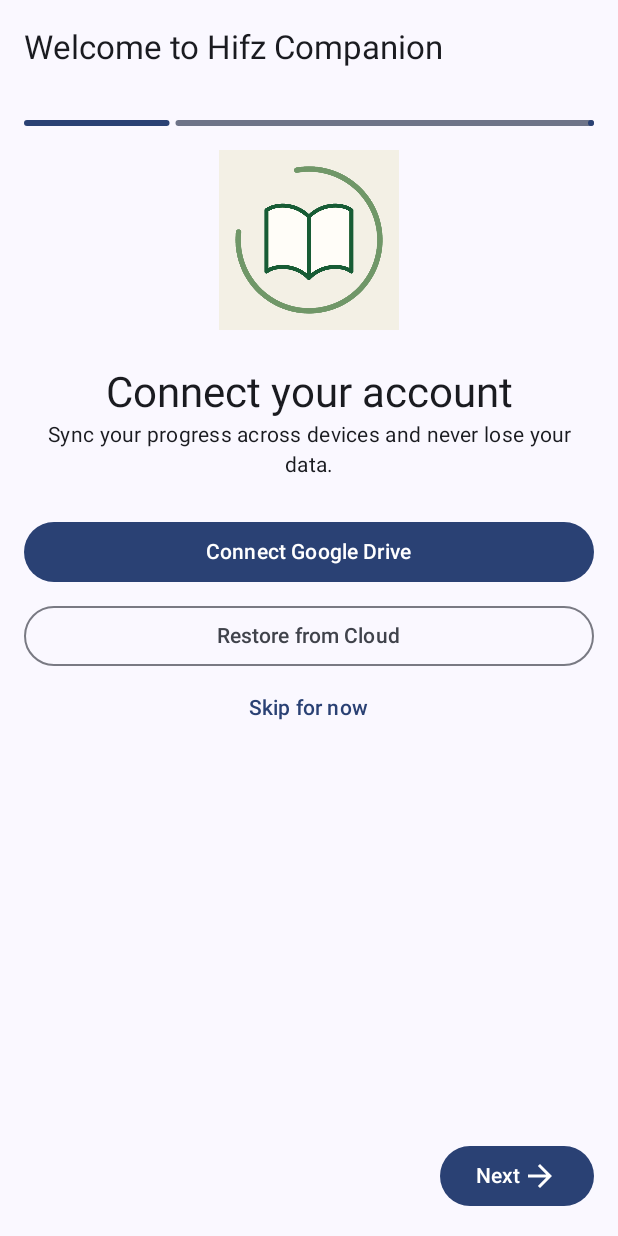
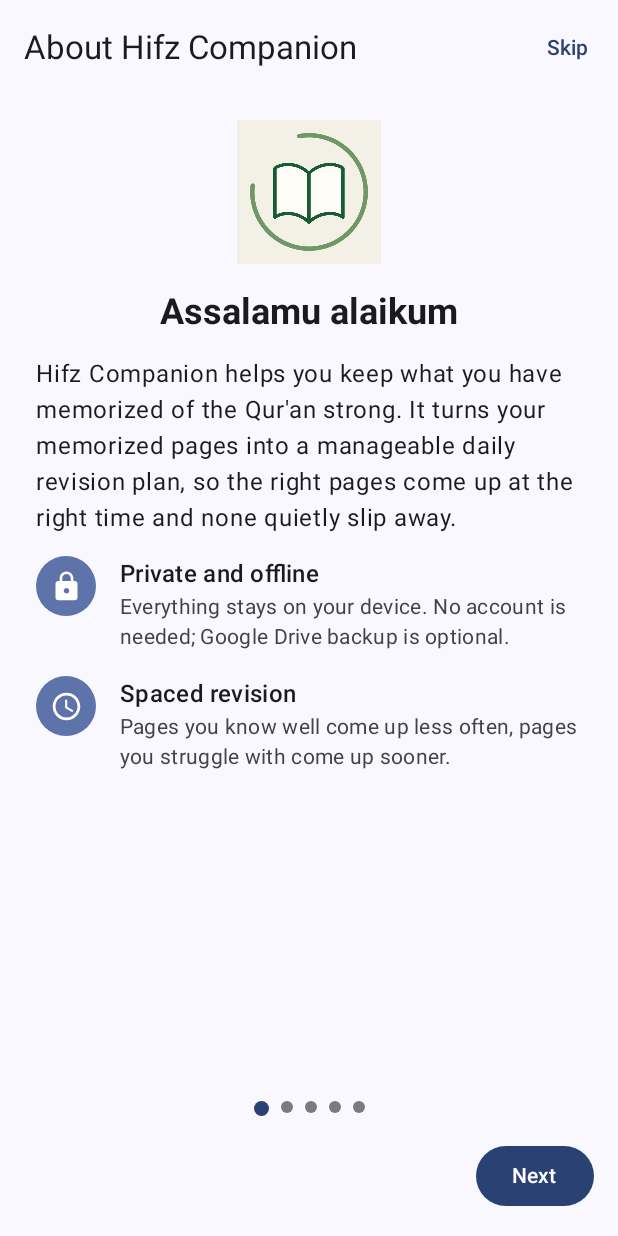
Before and after one commit to salmanfs815/HifzCompanion, an Android app built with Jetpack Compose: the screen it shows after launch (MainActivity), on a phone screen of 412 x 824 dp. Run offline under Robolectric (Android 15) with nearby library versions, the phone set to English and light mode, and no system bars; our stand-ins replace Dagger/Hilt's generated code, Navigation 3, Room's generated code; libraries missing offline, so code that uses them is left out: com.google.api.client, com.google.api.services, com.google.crypto.tink; 5 statements that could not run were skipped.

Commit message:
Add an intro guide to onboarding and the dashboard
A swipeable five-page guide explains what the app is for, the review
queues, the ratings, a daily routine and tips for effective revision. It
opens before setup on first launch (skippable) and from a new (i) button on
the dashboard, which replaces the old help dialog.

Co-Authored-By: Claude Opus 5.5 <noreply@anthropic.com>

```diff
--- a/app/src/main/java/ca/salmanfs/hifzcompanion/MainActivity.kt
+++ b/app/src/main/java/ca/salmanfs/hifzcompanion/MainActivity.kt
@@ -21,6 +21,7 @@ import androidx.lifecycle.viewmodel.navigation3.rememberViewModelStoreNavEntryDe
 import androidx.navigation3.runtime.NavEntry
 import androidx.navigation3.ui.NavDisplay
 import ca.salmanfs.hifzcompanion.ui.dashboard.DashboardScreen
+import ca.salmanfs.hifzcompanion.ui.guide.AppGuideScreen
 import ca.salmanfs.hifzcompanion.ui.dashboard.DashboardViewModel
 import ca.salmanfs.hifzcompanion.ui.navigation.Route
 import ca.salmanfs.hifzcompanion.ui.onboarding.OnboardingScreen
@@ -100,6 +101,7 @@ class MainActivity : ComponentActivity() {
                                     onNavigateToActivityLog = { backStack.add(Route.ActivityLog) },
                                     onNavigateToSettings = { backStack.add(Route.Settings) },
                                     onNavigateToStatistics = { backStack.add(Route.Statistics) },
+                                    onNavigateToGuide = { backStack.add(Route.Guide) },
                                     onNavigateToQueue = { backStack.add(Route.QueueList(it)) }
                                 )
                             }
@@ -149,6 +151,12 @@ class MainActivity : ComponentActivity() {
                                 val viewModel: StatisticsViewModel = hiltViewModel()
                                 StatisticsScreen(viewModel, onBack = { backStack.removeLastOrNull() })
                             }
+                            Route.Guide -> NavEntry(key) {
+                                AppGuideScreen(
+                                    onFinish = { backStack.removeLastOrNull() },
+                                    onBack = { backStack.removeLastOrNull() }
+                                )
+                            }
                             is Route.PageDetail -> NavEntry(key) {
                                 val viewModel: PageDetailViewModel = hiltViewModel()
                                 PageDetailScreen(viewModel, key.pageId, onBack = { backStack.removeLastOrNull() })
--- a/app/src/main/java/ca/salmanfs/hifzcompanion/ui/dashboard/DashboardScreen.kt
+++ b/app/src/main/java/ca/salmanfs/hifzcompanion/ui/dashboard/DashboardScreen.kt
@@ -5,11 +5,10 @@ import androidx.compose.foundation.lazy.grid.GridCells
 import androidx.compose.foundation.lazy.grid.LazyVerticalGrid
 import androidx.compose.foundation.lazy.grid.items
 import androidx.compose.material.icons.Icons
-import androidx.compose.material.icons.automirrored.filled.HelpOutline
+import androidx.compose.material.icons.outlined.Info
 import androidx.compose.material.icons.filled.*
 import androidx.compose.material3.*
 import androidx.compose.runtime.*
-import androidx.compose.runtime.saveable.rememberSaveable
 import androidx.compose.ui.Alignment
 import androidx.compose.ui.Modifier
 import androidx.compose.ui.graphics.vector.ImageVector
@@ -29,12 +28,12 @@ fun DashboardScreen(
     onNavigateToActivityLog: () -> Unit,
     onNavigateToSettings: () -> Unit,
     onNavigateToStatistics: () -> Unit,
+    onNavigateToGuide: () -> Unit,
     onNavigateToQueue: (String) -> Unit
 ) {
     val uiState by viewModel.uiState.collectAsStateWithLifecycle()
     val windowSize = LocalWindowInfo.current.containerSize
     val isExpanded = with(LocalDensity.current) { windowSize.width.toDp() >= 840.dp }
-    var showHelp by rememberSaveable { mutableStateOf(false) }
 
     Scaffold(
         topBar = {
@@ -43,7 +42,7 @@ fun DashboardScreen(
                 actions = {
                     IconButton(onClick = onNavigateToActivityLog) { Icon(Icons.Default.History, "Today's activity") }
                     IconButton(onClick = onNavigateToStatistics) { Icon(Icons.Default.BarChart, "Statistics") }
-                    IconButton(onClick = { showHelp = true }) { Icon(Icons.AutoMirrored.Filled.HelpOutline, "Help") }
+                    IconButton(onClick = onNavigateToGuide) { Icon(Icons.Outlined.Info, "About Hifz Companion") }
                     IconButton(onClick = onNavigateToSettings) { Icon(Icons.Default.Settings, "Settings") }
                 }
             )
@@ -72,21 +71,6 @@ fun DashboardScreen(
                 }
             }
         }
-    }
-    if (showHelp) {
-        AlertDialog(
-            onDismissRequest = { showHelp = false },
-            title = { Text("How to use Hifz Companion") },
-            text = {
-                Column(verticalArrangement = Arrangement.spacedBy(10.dp)) {
-                    Text("Today's Review contains pages due from your rotation. Start the session and rate each recitation honestly.")
-                    Text("New Memorization stabilizes recently memorized pages. Recovery gives extra attention to Weak or Failed pages.")
-                    Text("Use Log memorization or extra review whenever you revise outside the suggested schedule.")
-                    Text("Use the history icon to review today's activity and correct an accidental rating. Settings lets you adjust memorized pages, schedules, reminders, and backup.")
-                }
-            },
-            confirmButton = { TextButton(onClick = { showHelp = false }) { Text("Got it") } }
-        )
     }
 }
 
--- /dev/null
+++ b/app/src/main/java/ca/salmanfs/hifzcompanion/ui/guide/AppGuideScreen.kt
@@ -0,0 +1,226 @@
+package ca.salmanfs.hifzcompanion.ui.guide
+
+import androidx.compose.foundation.background
+import androidx.compose.foundation.layout.*
+import androidx.compose.foundation.pager.HorizontalPager
+import androidx.compose.foundation.pager.rememberPagerState
+import androidx.compose.foundation.rememberScrollState
+import androidx.compose.foundation.shape.CircleShape
+import androidx.compose.foundation.verticalScroll
+import androidx.compose.material.icons.Icons
+import androidx.compose.material.icons.automirrored.filled.ArrowBack
+import androidx.compose.material.icons.filled.*
+import androidx.compose.material3.*
+import androidx.compose.runtime.*
+import androidx.compose.ui.Alignment
+import androidx.compose.ui.Modifier
+import androidx.compose.ui.draw.clip
+import androidx.compose.ui.graphics.vector.ImageVector
+import androidx.compose.ui.text.font.FontWeight
+import androidx.compose.ui.text.style.TextAlign
+import androidx.compose.ui.unit.dp
+import ca.salmanfs.hifzcompanion.ui.components.HifzLogo
+import kotlinx.coroutines.launch
+
+private data class GuidePoint(val icon: ImageVector, val title: String, val body: String)
+
+private data class GuidePage(
+    val title: String,
+    val intro: String,
+    val points: List<GuidePoint> = emptyList(),
+    val showLogo: Boolean = false
+)
+
+private val guidePages = listOf(
+    GuidePage(
+        title = "Assalamu alaikum",
+        intro = "Hifz Companion helps you keep what you have memorized of the Qur'an strong. " +
+            "It turns your memorized pages into a manageable daily revision plan, so the right " +
+            "pages come up at the right time and none quietly slip away.",
+        points = listOf(
+            GuidePoint(Icons.Default.Lock, "Private and offline", "Everything stays on your device. No account is needed; Google Drive backup is optional."),
+            GuidePoint(Icons.Default.Schedule, "Spaced revision", "Pages you know well come up less often, pages you struggle with come up sooner.")
+        ),
+        showLogo = true
+    ),
+    GuidePage(
+        title = "How your revision is organized",
+        intro = "Your dashboard groups each day's work into queues:",
+        points = listOf(
+            GuidePoint(Icons.Default.Refresh, "Today's Review", "Pages due from your long-term rotation through everything you have memorized."),
+            GuidePoint(Icons.Default.Add, "New Memorization", "Recently memorized pages, reviewed on a short schedule until they are stable."),
+            GuidePoint(Icons.Default.Warning, "Recovery", "Pages rated Weak or Failed get extra attention until you recite them strongly again."),
+            GuidePoint(Icons.Default.History, "Overdue", "Pages past their due date. The app caps each day's load so a backlog stays realistic.")
+        )
+    ),
+    GuidePage(
+        title = "Rate each recitation honestly",
+        intro = "After reciting a page from memory, choose how it went. The rating decides when you will see it next.",
+        points = listOf(
+            GuidePoint(Icons.Default.Star, "Strong", "Fluent and confident. The page waits longer before coming back."),
+            GuidePoint(Icons.Default.ThumbUp, "Good", "Correct with minor hesitation. Advances normally."),
+            GuidePoint(Icons.Default.Warning, "Weak", "Needed prompting or hesitated repeatedly. Moves to Recovery."),
+            GuidePoint(Icons.Default.Close, "Failed", "Could not complete it reliably. Starts a dedicated recovery schedule.")
+        )
+    ),
+    GuidePage(
+        title = "Your daily routine",
+        intro = "A few minutes each day is all it takes:",
+        points = listOf(
+            GuidePoint(Icons.Default.PlayArrow, "Start today's session", "Open the dashboard and start your review. Recite each page, then rate it."),
+            GuidePoint(Icons.Default.PostAdd, "Log everything else", "Revised outside the plan, or memorized a new page? Use \"Log memorization or extra review\" so the schedule knows."),
+            GuidePoint(Icons.Default.History, "Fix mistakes", "Tapped the wrong rating? Today's activity (history icon) lets you correct it."),
+            GuidePoint(Icons.Default.Notifications, "Set reminders", "Morning, evening and weekly reminders can be turned on in Settings.")
+        )
+    ),
+    GuidePage(
+        title = "Getting the most out of it",
+        intro = "Some tips for effective revision:",
+        points = listOf(
+            GuidePoint(Icons.Default.Whatshot, "Consistency beats volume", "A short session every day keeps your streak and health score up better than an occasional long one."),
+            GuidePoint(Icons.Default.Visibility, "Recite before you look", "Try each page fully from memory first, then check. Rate what you actually recited."),
+            GuidePoint(Icons.Default.Tune, "Adjust to your pace", "In Settings you can change daily capacity, schedules, and which pages you have memorized."),
+            GuidePoint(Icons.Default.CloudUpload, "Back up your progress", "Connect Google Drive in Settings so you can restore on a new phone."),
+            GuidePoint(Icons.Default.Info, "Come back anytime", "Open this guide again from the info button on the dashboard.")
+        )
+    )
+)
+
+/**
+ * Swipeable introduction to the app. Shown before setup during onboarding and from the
+ * dashboard's info button. [onFinish] runs on skip as well as on the last page.
+ */
+@OptIn(ExperimentalMaterial3Api::class)
+@Composable
+fun AppGuideScreen(
+    onFinish: () -> Unit,
+    finishLabel: String = "Done",
+    onBack: (() -> Unit)? = null
+) {
+    val pagerState = rememberPagerState { guidePages.size }
+    val scope = rememberCoroutineScope()
+    val isLast = pagerState.currentPage == guidePages.lastIndex
+
+    Scaffold(
+        topBar = {
+            TopAppBar(
+                title = { Text("About Hifz Companion") },
+                navigationIcon = {
+                    if (onBack != null) {
+                        IconButton(onClick = onBack) {
+                            Icon(Icons.AutoMirrored.Filled.ArrowBack, contentDescription = "Back")
+                        }
+                    }
+                },
+                actions = {
+                    if (!isLast) TextButton(onClick = onFinish) { Text("Skip") }
+                }
+            )
+        }
+    ) { padding ->
+        Column(
+            modifier = Modifier
+                .fillMaxSize()
+                .padding(padding),
+            horizontalAlignment = Alignment.CenterHorizontally
+        ) {
+            HorizontalPager(
+                state = pagerState,
+                modifier = Modifier.weight(1f).fillMaxWidth(),
+                verticalAlignment = Alignment.Top
+            ) { index ->
+                Box(Modifier.fillMaxSize(), contentAlignment = Alignment.TopCenter) {
+                    GuidePageContent(guidePages[index], Modifier.widthIn(max = 720.dp))
+                }
+            }
+            PageDots(count = guidePages.size, current = pagerState.currentPage)
+            Row(
+                modifier = Modifier
+                    .widthIn(max = 720.dp)
+                    .fillMaxWidth()
+                    .padding(16.dp),
+                horizontalArrangement = Arrangement.SpaceBetween
+            ) {
+                if (pagerState.currentPage > 0) {
+                    TextButton(onClick = { scope.launch { pagerState.animateScrollToPage(pagerState.currentPage - 1) } }) {
+                        Text("Previous")
+                    }
+                } else {
+                    Spacer(Modifier)
+                }
+                Button(onClick = {
+                    if (isLast) onFinish()
+                    else scope.launch { pagerState.animateScrollToPage(pagerState.currentPage + 1) }
+                }) {
+                    Text(if (isLast) finishLabel else "Next")
+                }
+            }
+        }
+    }
+}
+
+@Composable
+private fun GuidePageContent(page: GuidePage, modifier: Modifier = Modifier) {
+    Column(
+        modifier = modifier
+            .fillMaxSize()
+            .verticalScroll(rememberScrollState())
+            .padding(horizontal = 24.dp, vertical = 16.dp),
+        verticalArrangement = Arrangement.spacedBy(16.dp)
+    ) {
+        if (page.showLogo) {
+            HifzLogo(modifier = Modifier.size(96.dp).align(Alignment.CenterHorizontally))
+        }
+        Text(
+            page.title,
+            style = MaterialTheme.typography.headlineSmall,
+            fontWeight = FontWeight.Bold,
+            textAlign = if (page.showLogo) TextAlign.Center else TextAlign.Start,
+            modifier = Modifier.fillMaxWidth()
+        )
+        Text(page.intro, style = MaterialTheme.typography.bodyLarge)
+        page.points.forEach { point ->
+            Row(horizontalArrangement = Arrangement.spacedBy(16.dp)) {
+                Box(
+                    modifier = Modifier
+                        .size(40.dp)
+                        .clip(CircleShape)
+                        .background(MaterialTheme.colorScheme.primaryContainer),
+                    contentAlignment = Alignment.Center
+                ) {
+                    Icon(
+                        point.icon,
+                        contentDescription = null,
+                        tint = MaterialTheme.colorScheme.onPrimaryContainer,
+                        modifier = Modifier.size(22.dp)
+                    )
+                }
+                Column(Modifier.weight(1f)) {
+                    Text(point.title, style = MaterialTheme.typography.titleMedium)
+                    Text(
+                        point.body,
+                        style = MaterialTheme.typography.bodyMedium,
+                        color = MaterialTheme.colorScheme.onSurfaceVariant
+                    )
+                }
+            }
+        }
+    }
+}
+
+@Composable
+private fun PageDots(count: Int, current: Int) {
+    Row(horizontalArrangement = Arrangement.spacedBy(8.dp), modifier = Modifier.padding(top = 8.dp)) {
+        repeat(count) { index ->
+            Box(
+                Modifier
+                    .size(if (index == current) 10.dp else 8.dp)
+                    .clip(CircleShape)
+                    .background(
+                        if (index == current) MaterialTheme.colorScheme.primary
+                        else MaterialTheme.colorScheme.outlineVariant
+                    )
+            )
+        }
+    }
+}
--- a/app/src/main/java/ca/salmanfs/hifzcompanion/ui/navigation/Routes.kt
+++ b/app/src/main/java/ca/salmanfs/hifzcompanion/ui/navigation/Routes.kt
@@ -22,6 +22,8 @@ sealed interface Route : NavKey {
     @Serializable
     data object Statistics : Route
     @Serializable
+    data object Guide : Route
+    @Serializable
     data class PageDetail(val pageId: Int) : Route
     @Serializable
     data class QueueList(val filter: String) : Route
--- a/app/src/main/java/ca/salmanfs/hifzcompanion/ui/onboarding/OnboardingScreen.kt
+++ b/app/src/main/java/ca/salmanfs/hifzcompanion/ui/onboarding/OnboardingScreen.kt
@@ -13,6 +13,8 @@ import androidx.compose.ui.text.style.TextAlign
 import androidx.compose.ui.unit.dp
 import androidx.lifecycle.compose.collectAsStateWithLifecycle
 import ca.salmanfs.hifzcompanion.ui.components.HifzLogo
+import ca.salmanfs.hifzcompanion.ui.guide.AppGuideScreen
+import androidx.compose.runtime.saveable.rememberSaveable
 import com.hifzcompanion.core.domain.models.MemorizationOrder
 import com.hifzcompanion.core.domain.models.MushafType
 import com.hifzcompanion.core.ui.MemorizationSelector
@@ -43,12 +45,22 @@ fun OnboardingScreen(
         }
     }
 
+    var showGuide by rememberSaveable { mutableStateOf(true) }
+    if (showGuide) {
+        AppGuideScreen(onFinish = { showGuide = false }, finishLabel = "Set up")
+        return
+    }
+
     Scaffold(
         topBar = {
             TopAppBar(
                 title = { Text("Welcome to Hifz Companion") },
                 navigationIcon = {
-                    if (uiState.currentStep > 1) {
+                    if (uiState.currentStep == 1) {
+                        IconButton(onClick = { showGuide = true }) {
+                            Icon(Icons.AutoMirrored.Filled.ArrowBack, contentDescription = "Back to introduction")
+                        }
+                    } else {
                         IconButton(onClick = { viewModel.previousStep() }) {
                             Icon(Icons.AutoMirrored.Filled.ArrowBack, contentDescription = "Back")
                         }
```
